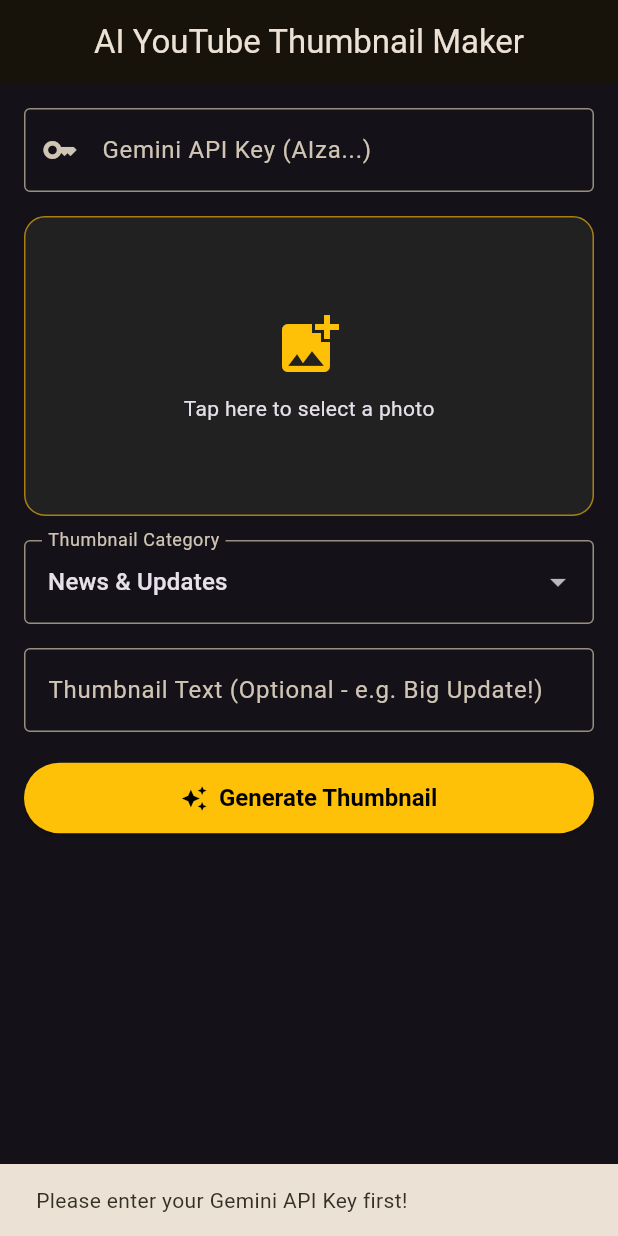
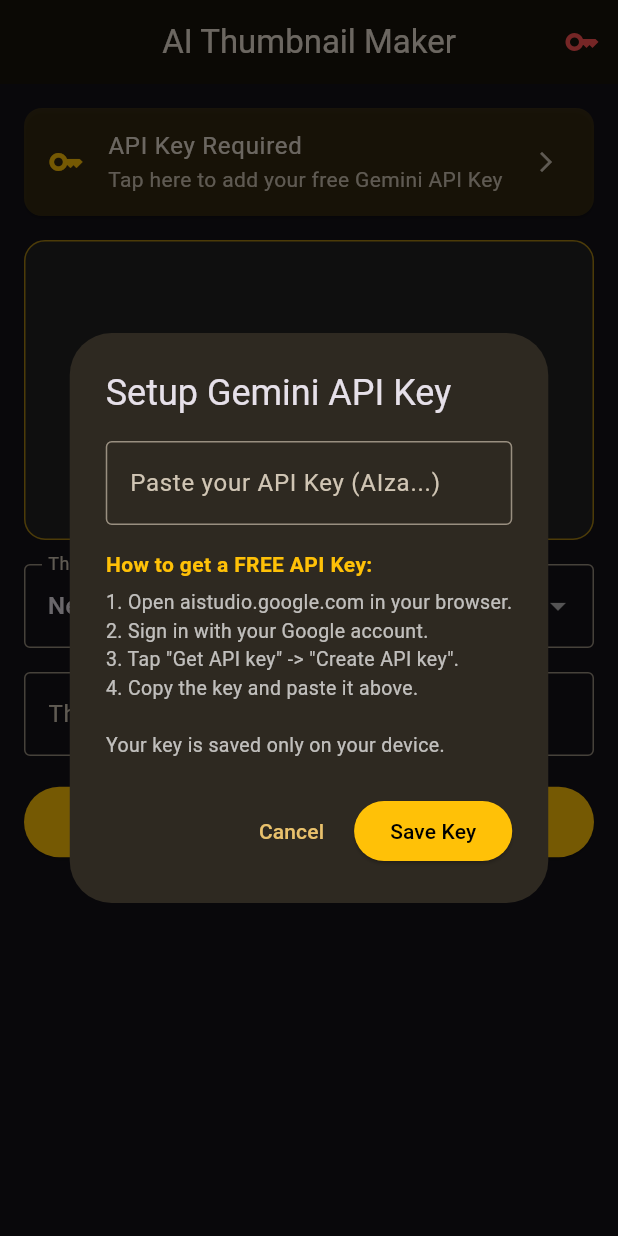
Before and after one commit to Varshinikanakala/TELUGU-THUMBNAIL, a Flutter app: the screen it shows after launch, after a tap on "Generate Thumbnail", on a phone screen of 412 x 824 dp. Run offline on Flutter 3.47's test engine with Material 3 defaults, Android fonts, the phone set to English and light mode, and no system bars; our stand-ins replace image_picker, shared_preferences; missing offline and left inert: gal.

Commit message:
Implement API key management with SharedPreferences
Added functionality to save and load API key using SharedPreferences. Updated UI to prompt for API key if not set.

```diff
--- a/lib/main.dart
+++ b/lib/main.dart
@@ -4,6 +4,8 @@ import 'dart:typed_data';
 import 'package:flutter/material.dart';
 import 'package:image_picker/image_picker.dart';
 import 'package:http/http.dart' as http;
+import 'package:shared_preferences/shared_preferences.dart';
+import 'package:gal/gal.dart';
 
 void main() {
   runApp(const AutoThumbnailApp());
@@ -39,6 +41,8 @@ class _ThumbnailHomePageState extends State<ThumbnailHomePage> {
   File? _selectedImage;
   Uint8List? _generatedImageBytes;
   bool _isLoading = false;
+  bool _isSaving = false;
+  String _savedApiKey = '';
 
   String _selectedCategory = 'News & Updates';
   final List<String> _categories = [
@@ -49,9 +53,89 @@ class _ThumbnailHomePageState extends State<ThumbnailHomePage> {
     'Gaming & Mass',
   ];
 
-  final TextEditingController _apiKeyController = TextEditingController();
   final TextEditingController _titleController = TextEditingController();
   final ImagePicker _picker = ImagePicker();
+
+  @override
+  void initState() {
+    super.initState();
+    _loadApiKey();
+  }
+
+  Future<void> _loadApiKey() async {
+    final prefs = await SharedPreferences.getInstance();
+    final key = prefs.getString('gemini_api_key') ?? '';
+    setState(() {
+      _savedApiKey = key;
+    });
+  }
+
+  Future<void> _saveApiKey(String key) async {
+    final prefs = await SharedPreferences.getInstance();
+    await prefs.setString('gemini_api_key', key.trim());
+    setState(() {
+      _savedApiKey = key.trim();
+    });
+  }
+
+  void _showApiKeyDialog() {
+    final controller = TextEditingController(text: _savedApiKey);
+    showDialog(
+      context: context,
+      builder: (context) => AlertDialog(
+        title: const Text('Setup Gemini API Key'),
+        content: SingleChildScrollView(
+          child: Column(
+            mainAxisSize: MainAxisSize.min,
+            crossAxisAlignment: CrossAxisAlignment.start,
+            children: [
+              TextField(
+                controller: controller,
+                decoration: const InputDecoration(
+                  labelText: 'Paste your API Key (AIza...)',
+                  border: OutlineInputBorder(),
+                ),
+              ),
+              const SizedBox(height: 16),
+              const Text(
+                'How to get a FREE API Key:',
+                style: TextStyle(fontWeight: FontWeight.bold, color: Colors.amber),
+              ),
+              const SizedBox(height: 6),
+              const Text(
+                '1. Open aistudio.google.com in your browser.\n'
+                '2. Sign in with your Google account.\n'
+                '3. Tap "Get API key" -> "Create API key".\n'
+                '4. Copy the key and paste it above.\n\n'
+                'Your key is saved only on your device.',
+                style: TextStyle(fontSize: 13, color: Colors.white70),
+              ),
+            ],
+          ),
+        ),
+        actions: [
+          TextButton(
+            onPressed: () => Navigator.pop(context),
+            child: const Text('Cancel'),
+          ),
+          ElevatedButton(
+            onPressed: () {
+              _saveApiKey(controller.text);
+              Navigator.pop(context);
+              ScaffoldMessenger.of(context).showSnackBar(
+                const SnackBar(content: Text('API Key saved!')),
+              );
+            },
+            style: ElevatedButton.styleFrom(
+              backgroundColor: Colors.amber,
+              foregroundColor: Colors.black,
+            ),
+            child: const Text('Save Key'),
+          ),
+        ],
+      ),
+    );
+  }
 
   Future<void> _pickImage() async {
     final XFile? picked = await _picker.pickImage(source: ImageSource.gallery);
@@ -64,11 +148,8 @@ class _ThumbnailHomePageState extends State<ThumbnailHomePage> {
   }
 
   Future<void> _generateThumbnail() async {
-    final apiKey = _apiKeyController.text.trim();
-    if (apiKey.isEmpty) {
-      ScaffoldMessenger.of(context).showSnackBar(
-        const SnackBar(content: Text('Please enter your Gemini API Key first!')),
-      );
+    if (_savedApiKey.isEmpty) {
+      _showApiKeyDialog();
       return;
     }
 
@@ -97,7 +178,7 @@ class _ThumbnailHomePageState extends State<ThumbnailHomePage> {
           'Use dramatic studio lighting, vibrant background, high contrast, and professional YouTube thumbnail composition.';
 
       final url = Uri.parse(
-        'https://generativelanguage.googleapis.com/v1beta/models/gemini-3.1-flash-image:generateContent?key=$apiKey',
+        'https://generativelanguage.googleapis.com/v1beta/models/gemini-3.1-flash-image:generateContent?key=$_savedApiKey',
       );
 
       final response = await http.post(
@@ -145,7 +226,7 @@ class _ThumbnailHomePageState extends State<ThumbnailHomePage> {
           throw Exception('No image returned by Gemini. Try again.');
         }
       } else {
-        throw Exception('API Error ${response.statusCode}: ${response.body}');
+        throw Exception('API Error ${response.statusCode}: Check your API Key or Quota.');
       }
     } catch (e) {
       if (mounted) {
@@ -162,28 +243,75 @@ class _ThumbnailHomePageState extends State<ThumbnailHomePage> {
     }
   }
 
+  Future<void> _saveToGallery() async {
+    if (_generatedImageBytes == null) return;
+
+    setState(() {
+      _isSaving = true;
+    });
+
+    try {
+      await Gal.putImageBytes(
+        _generatedImageBytes!,
+        name: 'YT_Thumb_${DateTime.now().millisecondsSinceEpoch}',
+      );
+      if (mounted) {
+        ScaffoldMessenger.of(context).showSnackBar(
+          const SnackBar(
+            content: Text('Thumbnail saved to Gallery!'),
+            backgroundColor: Colors.green,
+          ),
+        );
+      }
+    } catch (e) {
+      if (mounted) {
+        ScaffoldMessenger.of(context).showSnackBar(
+          SnackBar(content: Text('Failed to save: $e')),
+        );
+      }
+    } finally {
+      if (mounted) {
+        setState(() {
+          _isSaving = false;
+        });
+      }
+    }
+  }
+
   @override
   Widget build(BuildContext context) {
     return Scaffold(
       appBar: AppBar(
-        title: const Text('AI YouTube Thumbnail Maker'),
+        title: const Text('AI Thumbnail Maker'),
         centerTitle: true,
+        actions: [
+          IconButton(
+            onPressed: _showApiKeyDialog,
+            icon: Icon(
+              Icons.key,
+              color: _savedApiKey.isEmpty ? Colors.redAccent : Colors.greenAccent,
+            ),
+            tooltip: 'Setup API Key',
+          ),
+        ],
       ),
       body: SingleChildScrollView(
         padding: const EdgeInsets.all(16),
         child: Column(
           crossAxisAlignment: CrossAxisAlignment.stretch,
           children: [
-            TextField(
-              controller: _apiKeyController,
-              obscureText: true,
-              decoration: const InputDecoration(
-                labelText: 'Gemini API Key (AIza...)',
-                border: OutlineInputBorder(),
-                prefixIcon: Icon(Icons.key),
+            if (_savedApiKey.isEmpty)
+              Card(
+                color: Colors.amber.withOpacity(0.15),
+                margin: const EdgeInsets.only(bottom: 16),
+                child: ListTile(
+                  leading: const Icon(Icons.key, color: Colors.amber),
+                  title: const Text('API Key Required'),
+                  subtitle: const Text('Tap here to add your free Gemini API Key'),
+                  trailing: const Icon(Icons.arrow_forward_ios, size: 16),
+                  onTap: _showApiKeyDialog,
+                ),
               ),
-            ),
-            const SizedBox(height: 16),
             GestureDetector(
               onTap: _pickImage,
               child: Container(
@@ -262,6 +390,24 @@ class _ThumbnailHomePageState extends State<ThumbnailHomePage> {
                   child: Image.memory(_generatedImageBytes!, fit: BoxFit.cover),
                 ),
               ),
+              const SizedBox(height: 14),
+              ElevatedButton.icon(
+                onPressed: _isSaving ? null : _saveToGallery,
+                icon: _isSaving
+                    ? const SizedBox(
+                        width: 18,
+                        height: 18,
+                        child: CircularProgressIndicator(strokeWidth: 2),
+                      )
+                    : const Icon(Icons.download),
+                label: Text(_isSaving ? 'Saving...' : 'Save to Gallery'),
+                style: ElevatedButton.styleFrom(
+                  backgroundColor: Colors.green,
+                  foregroundColor: Colors.white,
+                  padding: const EdgeInsets.symmetric(vertical: 14),
+                  textStyle: const TextStyle(fontSize: 16, fontWeight: FontWeight.bold),
+                ),
+              ),
             ],
           ],
         ),
```
